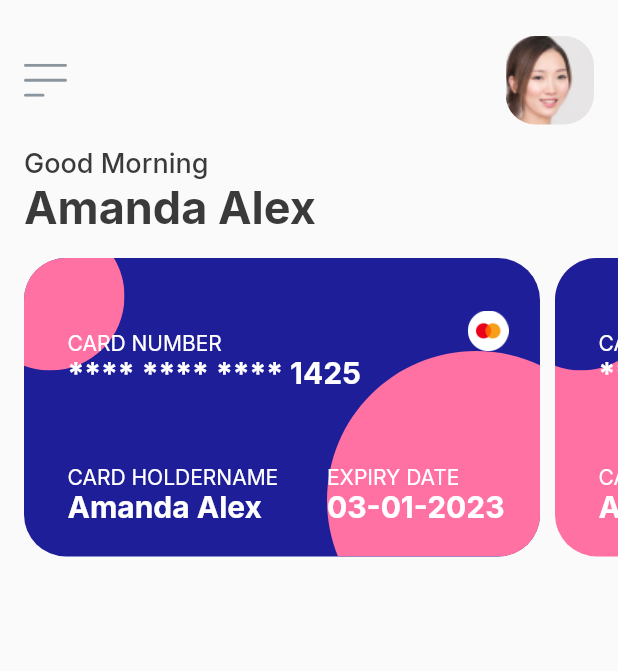
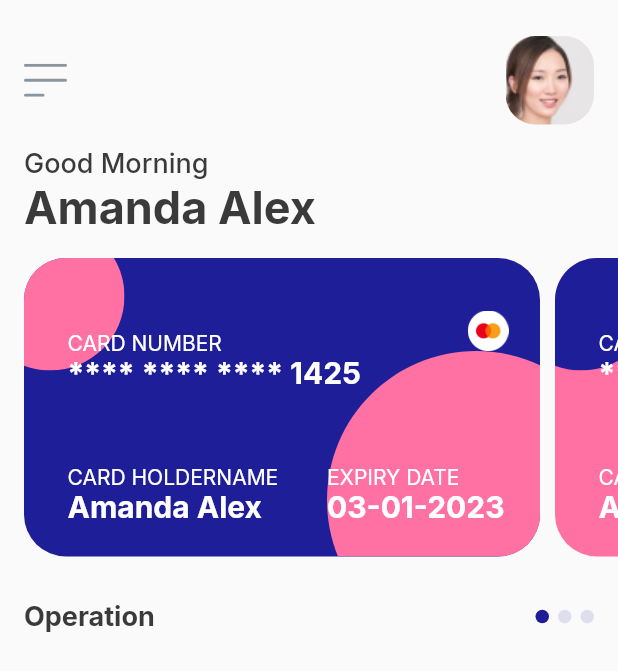
Before and after one commit to mosfeqanik/money-management-UI, a Flutter app: the screen it shows after launch, on a phone screen of 412 x 824 dp. Shown: the top 671 px of the screen. Run offline on Flutter 3.47's test engine with Material 2 defaults, Android fonts, the light colour scheme and no system bars; our stand-ins replace flutter_svg, google_fonts.

Commit message:
added indicator

```diff
--- a/lib/views/homepage.dart
+++ b/lib/views/homepage.dart
@@ -4,6 +4,7 @@
 import 'package:google_fonts/google_fonts.dart';
 import 'package:money_management_ui/constants/color_constants.dart';
 import 'package:money_management_ui/model/card_model.dart';
+import 'package:money_management_ui/model/operation_model.dart';
 
 class Homepage extends StatefulWidget {
   @override
@@ -11,6 +12,18 @@
 }
 
 class _HomepageState extends State<Homepage> {
+  // Current selected
+  int current = 0;
+
+  // Handle Indicator
+  List<T> map<T>(List list, Function handler) {
+    List<T> result = [];
+    for (var i = 0; i < list.length; i++) {
+      result.add(handler(i, list[i]));
+    }
+    return result;
+  }
+
   @override
   Widget build(BuildContext context) {
     return Scaffold(
@@ -176,6 +189,42 @@
                 },
               ),
             ),
+
+            // Operation Section
+            Padding(
+              padding:
+              EdgeInsets.only(left: 16, bottom: 13, top: 29, right: 10),
+              child: Row(
+                mainAxisAlignment: MainAxisAlignment.spaceBetween,
+                children: <Widget>[
+                  Text(
+                    'Operation',
+                    style: GoogleFonts.inter(
+                        fontSize: 18,
+                        fontWeight: FontWeight.w700,
+                        color: kBlackColor),
+                  ),
+                  Row(
+                    children: map<Widget>(
+                      datas,
+                          (index, selected) {
+                        return Container(
+                          alignment: Alignment.centerLeft,
+                          height: 9,
+                          width: 9,
+                          margin: EdgeInsets.only(right: 6),
+                          decoration: BoxDecoration(
+                              shape: BoxShape.circle,
+                              color: current == index
+                                  ? kBlueColor
+                                  : kTwentyBlueColor),
+                        );
+                      },
+                    ),
+                  )
+                ],
+              ),
+            ),
           ],
         ),
       ),
```
Also changed, not shown: lib/model/operation_model.dart (added, +28 -0 lines).
